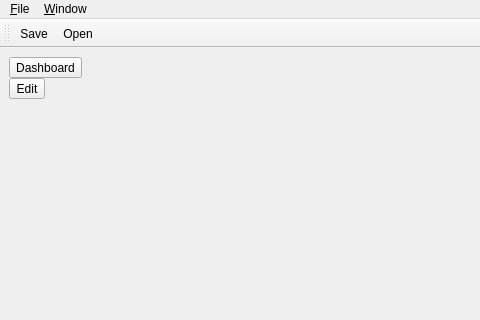
Qt form mainwindow.ui (geonwuk/TheEditor) before a commit; both pictures show x 0 to 480 and y 0 to 320 of the 997 by 651 pixel window.
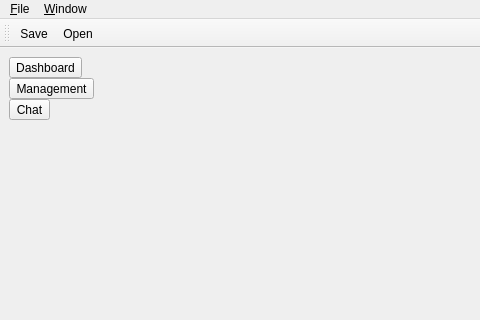
The same form after that commit.

Patch:
```diff
--- a/mainwindow.ui
+++ b/mainwindow.ui
@@ -16,12 +16,12 @@
   <widget class="QWidget" name="centralwidget">
    <layout class="QHBoxLayout" name="horizontalLayout_5">
     <item>
-     <layout class="QHBoxLayout" name="horizontalLayout" stretch="0,1">
+     <layout class="QHBoxLayout" name="horizontalLayout">
       <property name="spacing">
-       <number>11</number>
+       <number>0</number>
       </property>
       <property name="rightMargin">
-       <number>10</number>
+       <number>0</number>
       </property>
       <item>
        <layout class="QVBoxLayout" name="verticalLayout">
@@ -44,7 +44,7 @@
         <item>
          <widget class="QToolButton" name="toolButton">
           <property name="text">
-           <string>Edit</string>
+           <string>Management</string>
           </property>
           <property name="checkable">
            <bool>false</bool>
@@ -63,6 +63,13 @@
           </property>
          </widget>
         </item>
+        <item>
+         <widget class="QToolButton" name="ChatButton">
+          <property name="text">
+           <string>Chat</string>
+          </property>
+         </widget>
+        </item>
         <item>
          <spacer name="verticalSpacer">
           <property name="orientation">
@@ -82,24 +89,9 @@
        </layout>
       </item>
       <item>
-       <widget class="QSplitter" name="splitter">
-        <property name="frameShape">
-         <enum>QFrame::NoFrame</enum>
-        </property>
-        <property name="frameShadow">
-         <enum>QFrame::Plain</enum>
-        </property>
-        <property name="lineWidth">
-         <number>4</number>
-        </property>
-        <property name="orientation">
-         <enum>Qt::Horizontal</enum>
-        </property>
-        <property name="handleWidth">
-         <number>5</number>
-        </property>
-        <property name="childrenCollapsible">
-         <bool>true</bool>
+       <widget class="QStackedWidget" name="stackedWidget">
+        <property name="currentIndex">
+         <number>-1</number>
         </property>
        </widget>
       </item>
```
Left out of the diff: 6 changed lines with no effect on the pictures.
